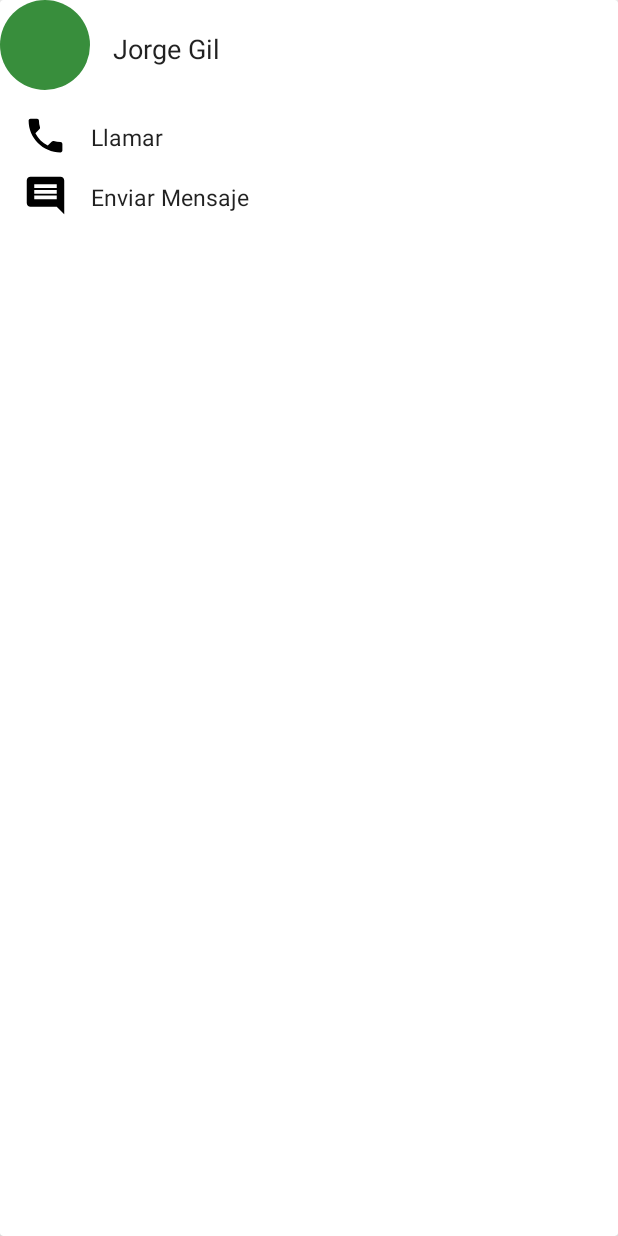
After one commit to SilvaMtz/Carpooling, an Android app: the layout contactinfo_item.xml on its own in the app's theme, with its tools: preview values and no code run, on a phone screen of 412 x 824 dp. The commit adds this screen. Run offline under Robolectric (Android 15) with nearby library versions, the phone set to English and light mode, and no system bars.

Commit message:
contact_info. Close #11

```diff
--- /dev/null
+++ b/CarpoolingTec/app/src/main/res/drawable/ic_comment_black_24dp.xml
@@ -0,0 +1,9 @@
+<vector xmlns:android="http://schemas.android.com/apk/res/android"
+        android:width="24dp"
+        android:height="24dp"
+        android:viewportWidth="24.0"
+        android:viewportHeight="24.0">
+    <path
+        android:fillColor="#FF000000"
+        android:pathData="M21.99,4c0,-1.1 -0.89,-2 -1.99,-2L4,2c-1.1,0 -2,0.9 -2,2v12c0,1.1 0.9,2 2,2h14l4,4 -0.01,-18zM18,14L6,14v-2h12v2zM18,11L6,11L6,9h12v2zM18,8L6,8L6,6h12v2z"/>
+</vector>
--- /dev/null
+++ b/CarpoolingTec/app/src/main/res/drawable/ic_phone_black_24dp.xml
@@ -0,0 +1,9 @@
+<vector xmlns:android="http://schemas.android.com/apk/res/android"
+        android:width="24dp"
+        android:height="24dp"
+        android:viewportWidth="24.0"
+        android:viewportHeight="24.0">
+    <path
+        android:fillColor="#FF000000"
+        android:pathData="M6.62,10.79c1.44,2.83 3.76,5.14 6.59,6.59l2.2,-2.2c0.27,-0.27 0.67,-0.36 1.02,-0.24 1.12,0.37 2.33,0.57 3.57,0.57 0.55,0 1,0.45 1,1V20c0,0.55 -0.45,1 -1,1 -9.39,0 -17,-7.61 -17,-17 0,-0.55 0.45,-1 1,-1h3.5c0.55,0 1,0.45 1,1 0,1.25 0.2,2.45 0.57,3.57 0.11,0.35 0.03,0.74 -0.25,1.02l-2.2,2.2z"/>
+</vector>
--- /dev/null
+++ b/CarpoolingTec/app/src/main/res/layout/contactinfo_item.xml
@@ -0,0 +1,84 @@
+<?xml version="1.0" encoding="utf-8"?>
+<android.support.v7.widget.CardView
+    xmlns:android="http://schemas.android.com/apk/res/android"
+    android:layout_width="match_parent"
+    android:layout_height="match_parent"
+    android:padding="10dp">
+    <LinearLayout
+        android:id="@+id/contactinfo"
+        android:layout_width="match_parent"
+        android:layout_height="150dp"
+        android:orientation="vertical">
+        <LinearLayout
+            android:id="@+id/Layoutcontact"
+            android:layout_width="match_parent"
+            android:layout_height="wrap_content"
+            android:orientation="horizontal">
+            <ImageView
+                android:id="@+id/image_user"
+                android:layout_width="60dp"
+                android:layout_height="60dp"
+                android:src="@drawable/circleshape" />
+
+            <TextView
+                android:id="@+id/text_name"
+                android:layout_width="wrap_content"
+                android:layout_height="wrap_content"
+                android:text="Jorge Gil"
+                android:textSize="18sp"
+                style="@style/Base.TextAppearance.AppCompat.Body1"
+                android:layout_marginStart="15dp"
+                android:layout_marginTop="20dp"/>
+        </LinearLayout>
+        <LinearLayout
+            android:id="@+id/LayoutCall"
+            android:layout_width="match_parent"
+            android:layout_height="wrap_content"
+            android:orientation="horizontal"
+            android:paddingStart="15dp"
+            android:layout_marginTop="15dp"
+            >
+            <ImageView
+                android:id="@+id/image_cell"
+                android:layout_width="30dp"
+                android:layout_height="30dp"
+                android:src="@drawable/ic_call_black_24dp"
+                />
+
+            <TextView
+                android:id="@+id/text_call"
+                android:layout_width="wrap_content"
+                android:layout_height="wrap_content"
+                android:text="@string/call"
+                android:textSize="15sp"
+                style="@style/Base.TextAppearance.AppCompat.Body1"
+                android:layout_marginStart="15dp"
+                android:layout_marginTop="5dp"/>
+        </LinearLayout>
+        <LinearLayout
+            android:id="@+id/LayoutMessage"
+            android:layout_width="match_parent"
+            android:layout_height="wrap_content"
+            android:orientation="horizontal"
+            android:paddingStart="15dp"
+            android:layout_marginTop="10dp">
+            <ImageView
+                android:id="@+id/image_message"
+                android:layout_width="30dp"
+                android:layout_height="30dp"
+                android:src="@drawable/ic_comment_black_24dp"
+                />
+
+            <TextView
+                android:id="@+id/text_message"
+                android:layout_width="wrap_content"
+                android:layout_height="wrap_content"
+                android:text="@string/send_message"
+                android:textSize="15sp"
+                style="@style/Base.TextAppearance.AppCompat.Body1"
+                android:layout_marginStart="15dp"
+                android:layout_marginTop="5dp"/>
+        </LinearLayout>
+    </LinearLayout>
+
+</android.support.v7.widget.CardView>
--- a/CarpoolingTec/app/src/main/res/values/strings.xml
+++ b/CarpoolingTec/app/src/main/res/values/strings.xml
@@ -48,4 +48,9 @@
     <string name="Gendertext">Both</string>
     <string name="Smoking">Smoking:</string>
     <string name="Smokingtext">No</string>
+
+    <!-- Contact info -->
+    <string name="contact_name">Jorge Gil</string>
+    <string name="call">Llamar</string>
+    <string name="send_message">Enviar Mensaje</string>
 </resources>
```
Also changed, not shown: 1 other file.
